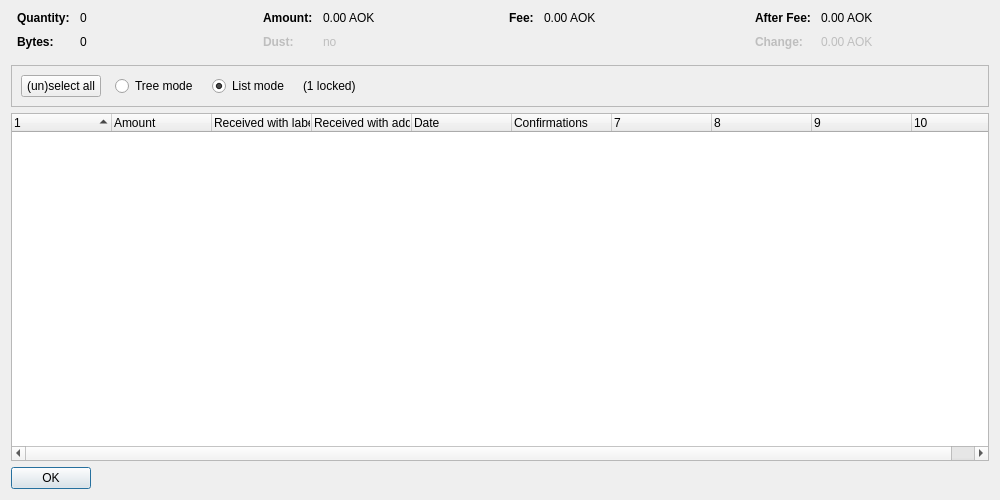
AokChain/AokChain, file src/qt/forms/coincontroldialog.ui: the form before one commit.
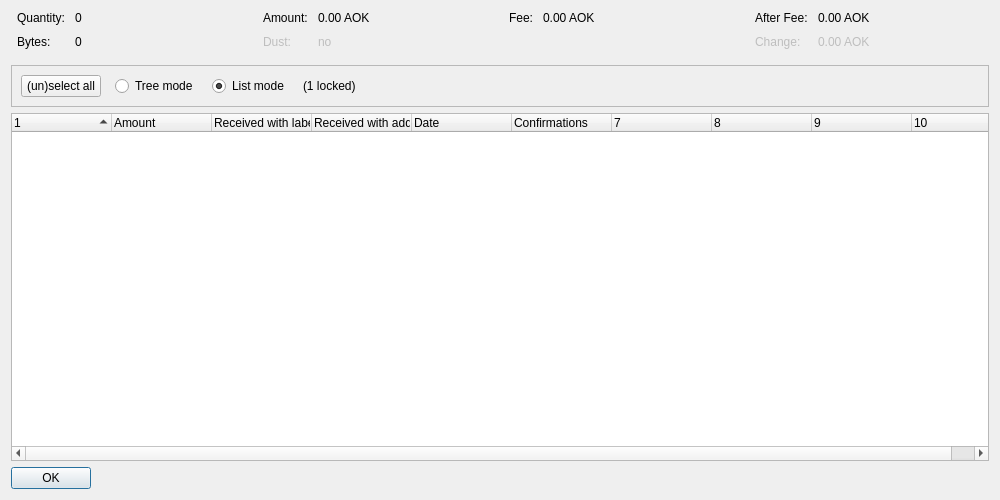
The form after the commit. Custom widgets are drawn as their Qt base class.

Commit message:
qt: medium weight for Korean text, quieter lists, plainer sign and send pages
Noto Sans KR Medium is added: without it every medium weight Korean label
fell back to bold. List rows show the direction icon alone instead of a
tinted tile, and status badges are small tags. The sign page drops the
icon tiles and the accent frame and gives the multisig card more width.
A recipient on the send page is a ruled section inside its card. Bold
fonts set in the forms go through the theme.

```diff
--- a/src/qt/forms/coincontroldialog.ui
+++ b/src/qt/forms/coincontroldialog.ui
@@ -40,8 +40,8 @@
         <widget class="QLabel" name="labelCoinControlQuantityText">
          <property name="font">
           <font>
-           <weight>75</weight>
-           <bold>true</bold>
+           <weight>50</weight>
+           <bold>false</bold>
           </font>
          </property>
          <property name="text">
@@ -69,8 +69,8 @@
         <widget class="QLabel" name="labelCoinControlBytesText">
          <property name="font">
           <font>
-           <weight>75</weight>
-           <bold>true</bold>
+           <weight>50</weight>
+           <bold>false</bold>
           </font>
          </property>
          <property name="text">
@@ -114,8 +114,8 @@
         <widget class="QLabel" name="labelCoinControlAmountText">
          <property name="font">
           <font>
-           <weight>75</weight>
-           <bold>true</bold>
+           <weight>50</weight>
+           <bold>false</bold>
           </font>
          </property>
          <property name="text">
@@ -146,8 +146,8 @@
          </property>
          <property name="font">
           <font>
-           <weight>75</weight>
-           <bold>true</bold>
+           <weight>50</weight>
+           <bold>false</bold>
           </font>
          </property>
          <property name="text">
@@ -194,8 +194,8 @@
         <widget class="QLabel" name="labelCoinControlFeeText">
          <property name="font">
           <font>
-           <weight>75</weight>
-           <bold>true</bold>
+           <weight>50</weight>
+           <bold>false</bold>
           </font>
          </property>
          <property name="text">
@@ -239,8 +239,8 @@
         <widget class="QLabel" name="labelCoinControlAfterFeeText">
          <property name="font">
           <font>
-           <weight>75</weight>
-           <bold>true</bold>
+           <weight>50</weight>
+           <bold>false</bold>
           </font>
          </property>
          <property name="text">
@@ -271,8 +271,8 @@
          </property>
          <property name="font">
           <font>
-           <weight>75</weight>
-           <bold>true</bold>
+           <weight>50</weight>
+           <bold>false</bold>
           </font>
          </property>
          <property name="text">
```
The commit also changes 17 other files.
